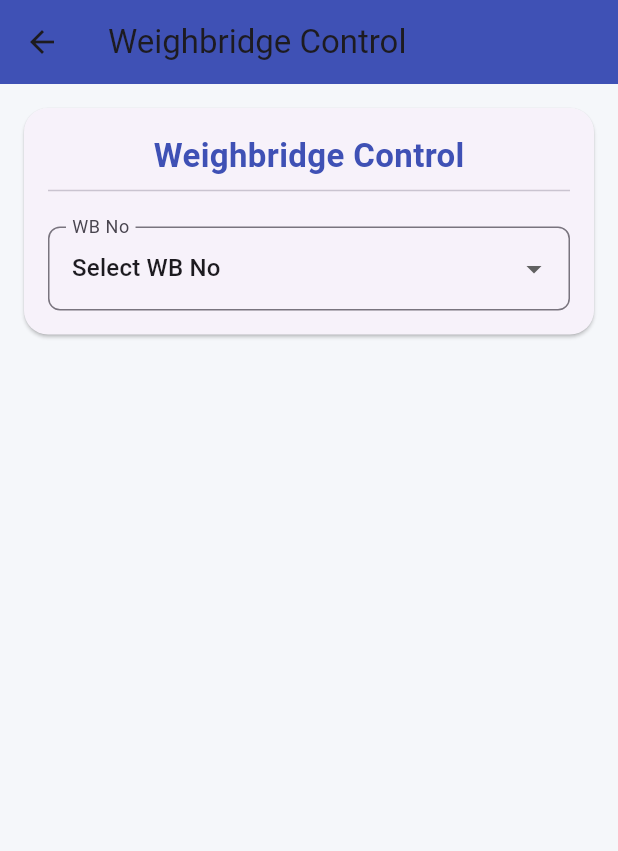
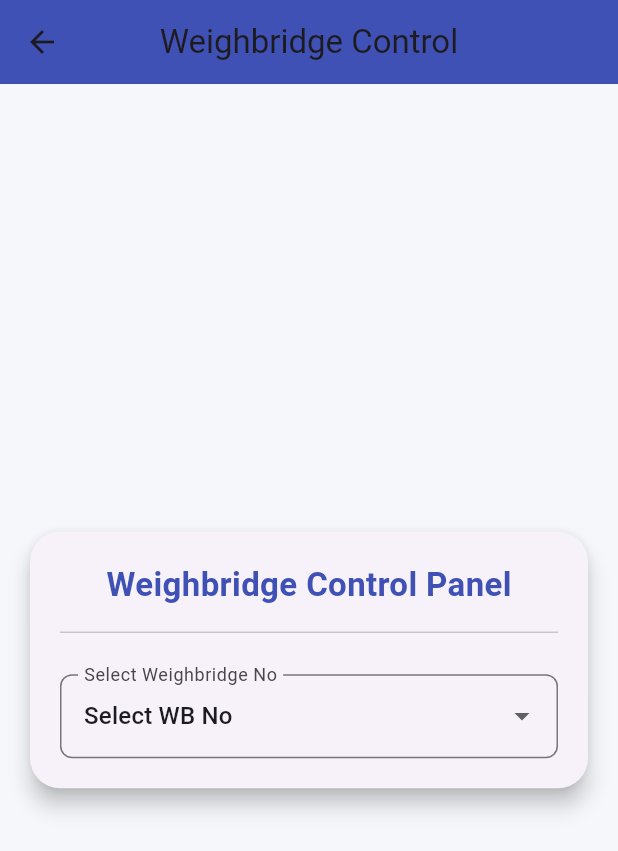
Before and after one commit to LearnWithRehan/CMSAPPFLUTTER, a Flutter app: the WbControlScreen screen opened directly, on a phone screen of 412 x 824 dp. Shown: the top 851 px of the screen. Run offline on Flutter 3.47's test engine with Material 3 defaults, Android fonts, the phone set to English and light mode, and no system bars; our stand-ins replace fl_chart, shared_preferences; accounts and stored records are empty; network calls fail.

Commit message:
complete wb control screen

```diff
--- a/lib/screens/wb_control_screen.dart
+++ b/lib/screens/wb_control_screen.dart
@@ -75,26 +75,41 @@ class _WbControlScreenState extends State<WbControlScreen> {
       appBar: AppBar(
         title: const Text("Weighbridge Control"),
         backgroundColor: Colors.indigo,
+        centerTitle: true,
+        elevation: 0,
       ),
-      body: SingleChildScrollView(
+      body: Center(
+        child: SingleChildScrollView(
+          padding: const EdgeInsets.all(16),
+          child: ConstrainedBox(
+            constraints: const BoxConstraints(
+              maxWidth: 520, // 🔥 screen centre card width
+            ),
             child: Card(
-          margin: const EdgeInsets.all(16),
-          shape:
-          RoundedRectangleBorder(borderRadius: BorderRadius.circular(16)),
+              elevation: 6,
+              shape: RoundedRectangleBorder(
+                borderRadius: BorderRadius.circular(20),
+              ),
               child: Padding(
-            padding: const EdgeInsets.all(16),
+                padding: const EdgeInsets.all(20),
                 child: Column(
+                  mainAxisSize: MainAxisSize.min,
                   children: [
+
+                    /// 🔷 TITLE
                     const Text(
-                  "Weighbridge Control",
+                      "Weighbridge Control Panel",
                       style: TextStyle(
                         fontSize: 22,
                         fontWeight: FontWeight.bold,
-                      color: Colors.indigo),
+                        color: Colors.indigo,
                       ),
+                    ),
+
+                    const SizedBox(height: 8),
                     const Divider(),
 
-                /// 🔥 RecyclerView
+                    /// 🔹 WB STATUS LIST
                     ListView.builder(
                       shrinkWrap: true,
                       physics: const NeverScrollableScrollPhysics(),
@@ -103,12 +118,13 @@ class _WbControlScreenState extends State<WbControlScreen> {
                           WbStatusCard(item: statusList[i]),
                     ),
 
-                const SizedBox(height: 16),
+                    const SizedBox(height: 20),
 
+                    /// 🔽 WB NO DROPDOWN
                     dropdown(
                       value: selectedWb,
                       list: wbList,
-                  hint: "WB No",
+                      hint: "Select Weighbridge No",
                       onChanged: (v) {
                         selectedWb = v!;
                         if (v != "Select WB No") loadDetails(v);
@@ -116,54 +132,96 @@ class _WbControlScreenState extends State<WbControlScreen> {
                     ),
 
                     if (selectedWb != "Select WB No") ...[
-                  const SizedBox(height: 12),
+                      const SizedBox(height: 16),
+
+                      /// 🔽 FLAG DROPDOWN
                       dropdown(
                         value: selectedFlag,
                         list: flagList,
-                    hint: "WB Flag",
+                        hint: "Select WB Flag",
                         onChanged: (v) {
                           selectedFlag = v!;
                           setState(() {});
                         },
                       ),
 
-                  const SizedBox(height: 12),
+                      const SizedBox(height: 16),
+
+                      /// 📋 STATUS BOX
                       Container(
                         width: double.infinity,
-                    padding: const EdgeInsets.all(12),
+                        padding: const EdgeInsets.all(14),
+                        decoration: BoxDecoration(
                           color: Colors.indigo.shade50,
+                          borderRadius: BorderRadius.circular(12),
+                          border: Border.all(
+                            color: Colors.indigo.shade100,
+                          ),
+                        ),
                         child: Column(
                           crossAxisAlignment: CrossAxisAlignment.start,
                           children: [
-                        Text("WB No : $selectedWb",
-                            style:
-                            const TextStyle(fontWeight: FontWeight.bold)),
-                        Text("Status : $gateStatus"),
+                            Text(
+                              "WB No : $selectedWb",
+                              style: const TextStyle(
+                                fontWeight: FontWeight.bold,
+                              ),
+                            ),
+                            const SizedBox(height: 4),
+                            Text("Gate Status : $gateStatus"),
                             Text("WB Flag : $wbFlag"),
                           ],
                         ),
                       ),
 
-                  const SizedBox(height: 10),
-                  ElevatedButton(
+                      const SizedBox(height: 20),
+
+                      /// ✅ UPDATE BUTTON
+                      SizedBox(
+                        width: double.infinity,
+                        height: 48,
+                        child: ElevatedButton(
+                          style: ElevatedButton.styleFrom(
+                            backgroundColor: Colors.indigo,
+                            foregroundColor: Colors.white, // ✅ TEXT COLOR FIX
+                            shape: RoundedRectangleBorder(
+                              borderRadius: BorderRadius.circular(12),
+                            ),
+                            elevation: 4,
+                          ),
                           onPressed: () async {
                             final msg = await ApiService.updateWbFlag(
-                          plantCode, selectedWb, selectedFlag);
+                              plantCode,
+                              selectedWb,
+                              selectedFlag,
+                            );
                             loadDetails(selectedWb);
                             loadStatusList();
-                      ScaffoldMessenger.of(context)
-                          .showSnackBar(SnackBar(content: Text(msg)));
+                            ScaffoldMessenger.of(context).showSnackBar(
+                              SnackBar(content: Text(msg)),
+                            );
                           },
-                    child: const Text("Update"),
+                          child: const Text(
+                            "Update Weighbridge",
+                            style: TextStyle(
+                              fontSize: 16,
+                              fontWeight: FontWeight.w600,
                             ),
+                          ),
+                        ),
+                      ),
+
                     ],
                   ],
                 ),
               ),
             ),
           ),
+        ),
+      ),
     );
   }
+
 
   Widget dropdown({
     required String value,
```
Lines whose indentation alone changed are shown as unchanged.
